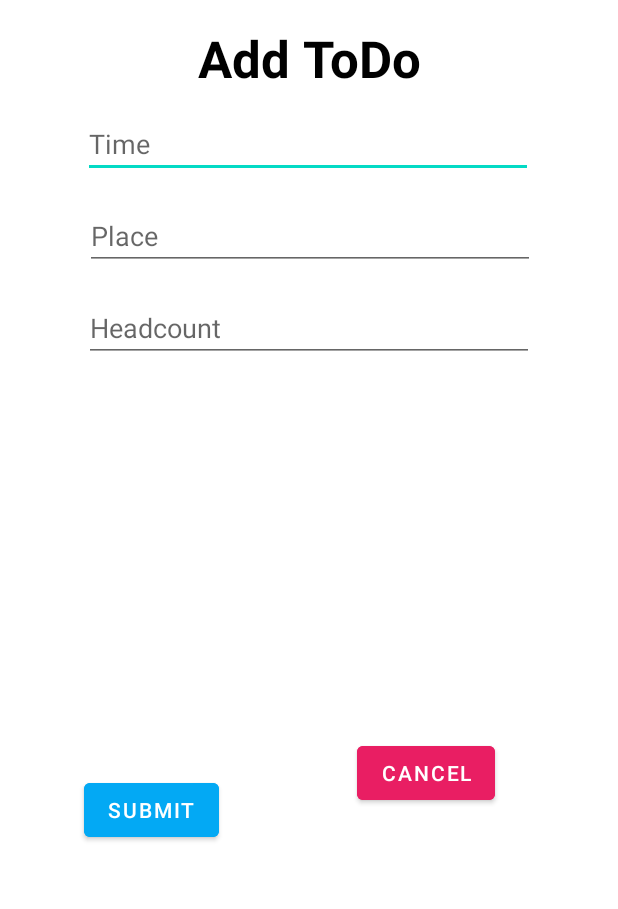
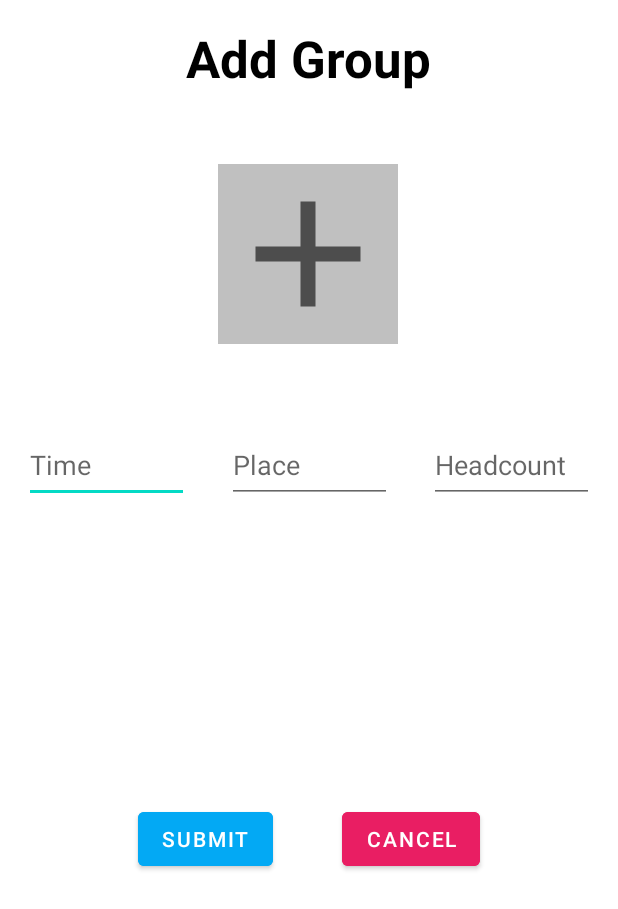
Before and after one commit to yeji63/MadCamp2, an Android app: the layout add_group.xml on its own in the app's theme, with its tools: preview values and no code run, on a phone screen of 412 x 824 dp. Shown: the top 909 px of the screen. Run offline under Robolectric (Android 15) with nearby library versions, the phone set to English and light mode, and no system bars.

Commit message:
refresh success

```diff
--- a/app/src/main/java/com/example/madcamp2/AddGroup.java
+++ b/app/src/main/java/com/example/madcamp2/AddGroup.java
@@ -1,5 +1,6 @@
 package com.example.madcamp2;
 
+import android.app.Activity;
 import android.app.DatePickerDialog;
 import android.content.Context;
 import android.os.Bundle;
@@ -55,9 +56,7 @@ public class AddGroup extends DialogFragment {
 
         btn_cancel.setOnClickListener(new View.OnClickListener() {
             @Override
-            public void onClick(View v) {
-                dismiss();
-            }
+            public void onClick(View v) {dismiss();}
         });
         btn_submit.setOnClickListener(new View.OnClickListener() {
             @Override
--- a/app/src/main/java/com/example/madcamp2/GridAdapter.java
+++ b/app/src/main/java/com/example/madcamp2/GridAdapter.java
@@ -53,4 +53,6 @@ public class GridAdapter extends BaseAdapter {
 
         return convertView;
     }
+
+
 }
--- a/app/src/main/java/com/example/madcamp2/SubActivity.java
+++ b/app/src/main/java/com/example/madcamp2/SubActivity.java
@@ -79,6 +79,7 @@ public class SubActivity extends AppCompatActivity
         //gridview(init)
         AddGroup();
 
+        //add group dialog
         Button addbutton = findViewById(R.id.btn_add);
         addbutton.setOnClickListener(new View.OnClickListener() {
             @Override
@@ -86,7 +87,6 @@ public class SubActivity extends AppCompatActivity
                 AddGroup dialog = new AddGroup(mCon, adapter);
                 dialog.show(getSupportFragmentManager(), "todoDialog");
             }
-
         });
 
         // logout
@@ -121,7 +121,6 @@ public class SubActivity extends AppCompatActivity
                     GridView gridView = findViewById(R.id.gridView);
                     adapter = new GridAdapter(fromdb);
                     gridView.setAdapter(adapter);
-
                 }
                 else {
                     Toast.makeText(SubActivity.this, "test", Toast.LENGTH_LONG).show();
@@ -134,4 +133,10 @@ public class SubActivity extends AppCompatActivity
         });
     }
 
+    @Override
+    public void onWindowFocusChanged(boolean hasFocus) {
+        super.onWindowFocusChanged(hasFocus);
+        AddGroup();
+    }
+
 }
--- /dev/null
+++ b/app/src/main/res/drawable/ic_baseline_add_24.xml
@@ -0,0 +1,10 @@
+<vector xmlns:android="http://schemas.android.com/apk/res/android"
+    android:width="24dp"
+    android:height="24dp"
+    android:viewportWidth="24"
+    android:viewportHeight="24"
+    android:tint="?attr/colorControlNormal">
+  <path
+      android:fillColor="@android:color/white"
+      android:pathData="M19,13h-6v6h-2v-6H5v-2h6V5h2v6h6v2z"/>
+</vector>
--- a/app/src/main/res/layout/add_group.xml
+++ b/app/src/main/res/layout/add_group.xml
@@ -10,7 +10,7 @@
         android:layout_width="wrap_content"
         android:layout_height="wrap_content"
         android:layout_marginTop="16dp"
-        android:text="Add ToDo"
+        android:text="Add Group"
         android:textColor="#000000"
         android:textSize="34sp"
         android:textStyle="bold"
@@ -18,82 +18,80 @@
         app:layout_constraintStart_toStartOf="parent"
         app:layout_constraintTop_toTopOf="parent" />
 
+    <ImageView
+        android:id="@+id/profileIv"
+        android:layout_width="120dp"
+        android:layout_height="120dp"
+        android:layout_centerHorizontal="true"
+        android:layout_marginTop="48dp"
+        android:background="#c0c0c0"
+        android:src="@drawable/ic_baseline_add_24"
+        app:layout_constraintEnd_toEndOf="parent"
+        app:layout_constraintHorizontal_bias="0.498"
+        app:layout_constraintStart_toStartOf="parent"
+        app:layout_constraintTop_toBottomOf="@+id/tv_link_title" />
+
     <Button
         android:id="@+id/bt_link_submit"
         android:layout_width="wrap_content"
         android:layout_height="wrap_content"
-        android:layout_marginStart="56dp"
-        android:layout_marginLeft="56dp"
-        android:layout_marginTop="187dp"
-        android:layout_marginBottom="24dp"
+        android:layout_marginStart="92dp"
+        android:layout_marginLeft="92dp"
+        android:layout_marginTop="200dp"
         android:backgroundTint="#03A9F4"
         android:text="Submit"
-        app:layout_constraintBottom_toBottomOf="parent"
         app:layout_constraintStart_toStartOf="parent"
-        app:layout_constraintTop_toBottomOf="@+id/et_headcount"
-        app:layout_constraintVertical_bias="0.271" />
+        app:layout_constraintTop_toBottomOf="@+id/et_todo" />
 
     <Button
         android:id="@+id/bt_link_cancel"
         android:layout_width="wrap_content"
         android:layout_height="wrap_content"
-        android:layout_marginStart="92dp"
-        android:layout_marginLeft="92dp"
-        android:layout_marginTop="250dp"
-        android:layout_marginBottom="24dp"
+        android:layout_marginTop="200dp"
+        android:layout_marginEnd="92dp"
+        android:layout_marginRight="92dp"
         android:backgroundTint="#E91E63"
         android:text="Cancel"
-        app:layout_constraintBottom_toBottomOf="parent"
-        app:layout_constraintStart_toEndOf="@+id/bt_link_submit"
-        app:layout_constraintTop_toBottomOf="@+id/et_headcount"
-        app:layout_constraintVertical_bias="0.0" />
+        app:layout_constraintEnd_toEndOf="parent"
+        app:layout_constraintTop_toBottomOf="@+id/et_todo" />
 
     <EditText
         android:id="@+id/et_link"
-        android:layout_width="300dp"
-        android:layout_height="wrap_content"
-        android:layout_marginStart="24dp"
-        android:layout_marginLeft="24dp"
-        android:layout_marginTop="12dp"
-        android:layout_marginEnd="24dp"
-        android:layout_marginRight="24dp"
+        android:layout_width="110dp"
+        android:layout_height="50dp"
+        android:layout_marginStart="16dp"
+        android:layout_marginLeft="16dp"
+        android:layout_marginTop="56dp"
         android:ems="10"
         android:hint="Time"
-        app:layout_constraintEnd_toEndOf="parent"
-        app:layout_constraintHorizontal_bias="0.492"
         app:layout_constraintStart_toStartOf="parent"
-        app:layout_constraintTop_toBottomOf="@+id/tv_link_title" />
+        app:layout_constraintTop_toBottomOf="@+id/profileIv" />
 
     <EditText
         android:id="@+id/et_todo"
-        android:layout_width="300dp"
-        android:layout_height="wrap_content"
-        android:layout_marginStart="24dp"
-        android:layout_marginLeft="24dp"
-        android:layout_marginTop="16dp"
-        android:layout_marginEnd="24dp"
-        android:layout_marginRight="24dp"
+        android:layout_width="110dp"
+        android:layout_height="50dp"
+        android:layout_marginStart="17dp"
+        android:layout_marginLeft="17dp"
+        android:layout_marginTop="56dp"
         android:ems="10"
         android:hint="Place"
-        app:layout_constraintEnd_toEndOf="parent"
-        app:layout_constraintHorizontal_bias="0.507"
-        app:layout_constraintStart_toStartOf="parent"
-        app:layout_constraintTop_toBottomOf="@+id/et_link" />
+        app:layout_constraintEnd_toStartOf="@+id/et_headcount"
+        app:layout_constraintHorizontal_bias="0.25"
+        app:layout_constraintStart_toEndOf="@+id/et_link"
+        app:layout_constraintTop_toBottomOf="@+id/profileIv" />
 
     <EditText
         android:id="@+id/et_headcount"
-        android:layout_width="300dp"
-        android:layout_height="wrap_content"
-        android:layout_marginStart="24dp"
-        android:layout_marginLeft="24dp"
-        android:layout_marginTop="16dp"
-        android:layout_marginEnd="24dp"
-        android:layout_marginRight="24dp"
+        android:layout_width="110dp"
+        android:layout_height="50dp"
+        android:layout_marginTop="56dp"
+        android:layout_marginEnd="16dp"
+        android:layout_marginRight="16dp"
         android:ems="10"
         android:hint="Headcount"
         app:layout_constraintEnd_toEndOf="parent"
-        app:layout_constraintStart_toStartOf="parent"
-        app:layout_constraintTop_toBottomOf="@+id/et_todo" />
+        app:layout_constraintTop_toBottomOf="@+id/profileIv" />
 
 
 </androidx.constraintlayout.widget.ConstraintLayout>
```
